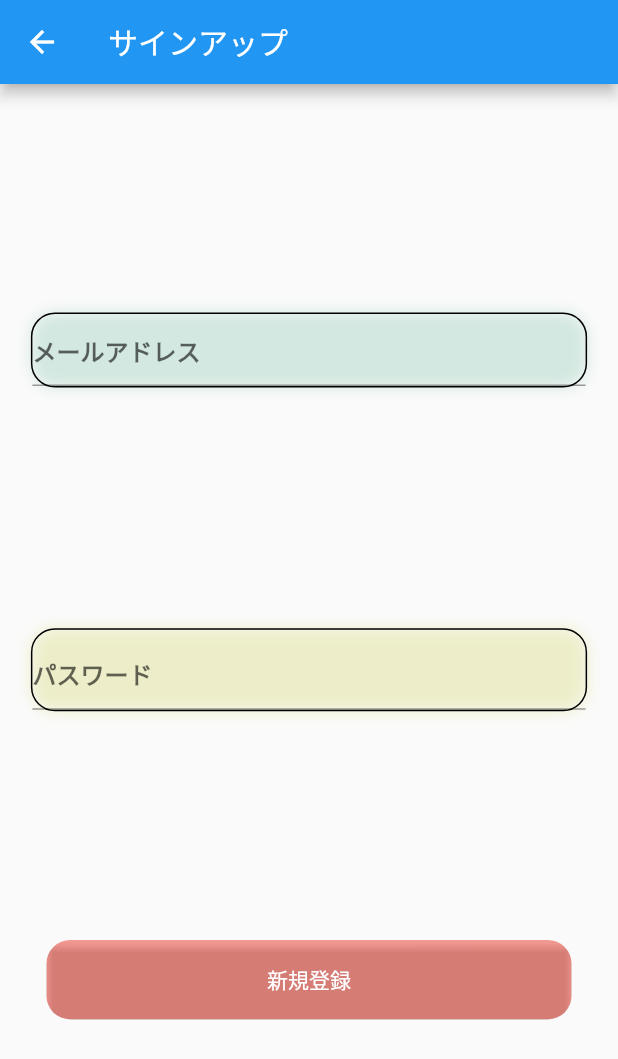
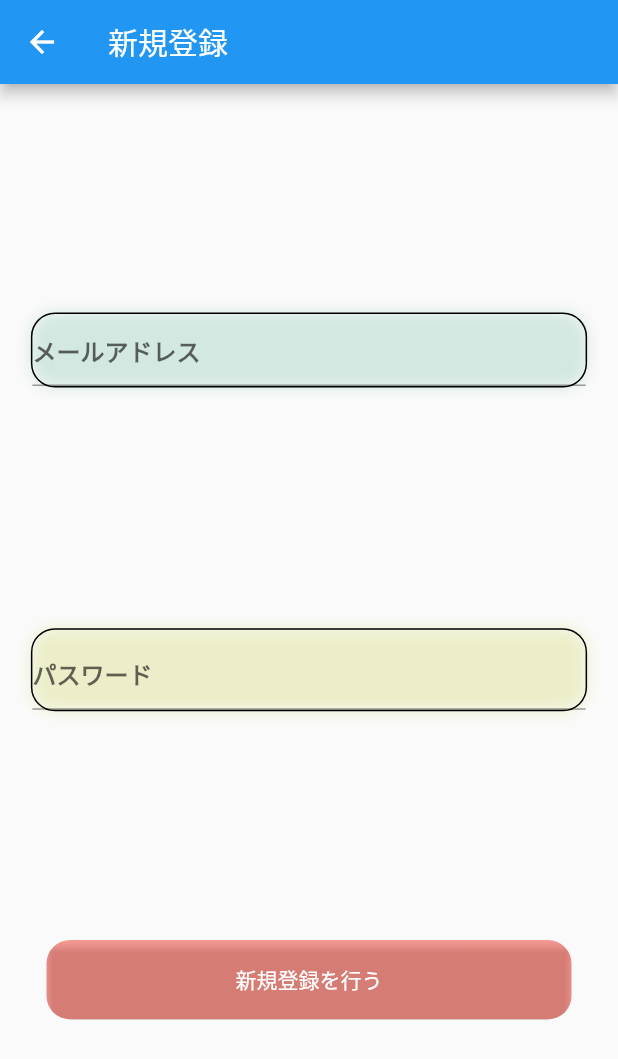
Before and after one commit to kaka0913/udemy_sns, a Flutter app: the SignupPage screen opened directly, on a phone screen of 412 x 824 dp. Shown: the top 1059 px of the screen. Run offline on Flutter 3.47's test engine with Material 2 defaults, Android fonts, the light colour scheme and no system bars; our stand-ins replace cloud_firestore, firebase_auth, firebase_core, flutter_riverpod, freezed_annotation; accounts and stored records are empty.

Commit message:
~63 変数をファイルに集約

```diff
--- /dev/null
+++ b/lib/constants/strings.dart
@@ -0,0 +1,14 @@
+// titles
+const String appTitle = "SNS";
+const String signupTitle = "新規登録";
+const String loginTitle = "ログイン";
+// texts
+const String mailAddressText = "メールアドレス";
+const String passwordText = "パスワード";
+const String signupText = "新規登録を行う";
+const String loginText = "ログインする";
+const String logoutText = "ログアウトを行う";
+// FieldKey
+const String usersFieldKey = "users";
+// message
+const String userCreatedMsg = "ユーザーが作成できました";
--- a/lib/details/rounded_password_field.dart
+++ b/lib/details/rounded_password_field.dart
@@ -1,6 +1,8 @@
 // flutter
 import 'package:flutter/material.dart';
 import 'package:udemy_flutter_sns/details/text_field_container.dart';
+// constants
+import 'package:udemy_flutter_sns/constants/strings.dart';
 
 class RoundedPasswordField extends StatelessWidget {
 
@@ -35,7 +37,7 @@ class RoundedPasswordField extends StatelessWidget {
             onTap: toggleObscureText,
             child: obscureText ? const Icon(Icons.visibility_off) : const Icon(Icons.visibility),
           ),
-          hintText: "パスワード",
+          hintText: passwordText,
           hintStyle: const TextStyle(fontWeight: FontWeight.bold),
         ),
       ),
--- a/lib/models/signup_model.dart
+++ b/lib/models/signup_model.dart
@@ -4,6 +4,7 @@ import 'package:flutter/material.dart';
 import 'package:firebase_auth/firebase_auth.dart';
 import 'package:cloud_firestore/cloud_firestore.dart';
 import 'package:flutter_riverpod/flutter_riverpod.dart';
+import 'package:udemy_flutter_sns/constants/strings.dart';
 // domain
 import 'package:udemy_flutter_sns/domain/firestore_user/firestore_user.dart';
 
@@ -30,8 +31,8 @@ class SignupModel extends ChangeNotifier {
       userName: "Alice",
     );
     final Map<String,dynamic> userData = firestoreUser.toJson();
-    await FirebaseFirestore.instance.collection("users").doc(uid).set(userData);
-    ScaffoldMessenger.of(context).showSnackBar(SnackBar(content: Text('ユーザーが作成できました')));
+    await FirebaseFirestore.instance.collection(usersFieldKey).doc(uid).set(userData);
+    ScaffoldMessenger.of(context).showSnackBar(SnackBar(content: Text(userCreatedMsg)));
     notifyListeners();
   }
 
--- a/lib/views/login_page.dart
+++ b/lib/views/login_page.dart
@@ -9,6 +9,8 @@ import 'package:udemy_flutter_sns/details/rounded_button.dart';
 // model
 import 'package:udemy_flutter_sns/models/login_model.dart';
 import 'package:udemy_flutter_sns/models/main_model.dart';
+// constants
+import 'package:udemy_flutter_sns/constants/strings.dart';
 
 class LoginPage extends ConsumerWidget {
   const LoginPage({
@@ -24,7 +26,7 @@ class LoginPage extends ConsumerWidget {
     final TextEditingController passwordEditingController = TextEditingController(text: loginModel.password);
     return Scaffold(
       appBar: AppBar(
-        title: const Text("ログイン"),
+        title: const Text(loginTitle),
       ),
       body: Column(
         mainAxisAlignment: MainAxisAlignment.spaceEvenly,
@@ -35,7 +37,7 @@ class LoginPage extends ConsumerWidget {
             onChanged: (text) => loginModel.email = text,
             borderColor: Colors.black,
             shadowColor: Colors.red.withOpacity(0.3),
-            hintText: "メールアドレス",
+            hintText: mailAddressText
           ),
           RoundedPasswordField(
             onChanged: (text) => loginModel.password = text,
@@ -49,7 +51,7 @@ class LoginPage extends ConsumerWidget {
             onPressed: () async => await loginModel.login(context: context,mainModel: mainModel),
             widthRate: 0.85,
             color: Colors.green,
-            text: "ログイン"
+            text: loginText
           ),
         ],
       ),
--- a/lib/views/signup_page.dart
+++ b/lib/views/signup_page.dart
@@ -2,6 +2,8 @@
 import 'package:flutter/material.dart';
 // packages
 import 'package:flutter_riverpod/flutter_riverpod.dart';
+// constants
+import 'package:udemy_flutter_sns/constants/strings.dart';
 // components
 import 'package:udemy_flutter_sns/details/rounded_text_field.dart';
 import 'package:udemy_flutter_sns/details/rounded_password_field.dart';
@@ -18,7 +20,7 @@ class SignupPage extends ConsumerWidget {
     final TextEditingController passwordEditingController = TextEditingController(text: signupModel.password);
     return Scaffold(
       appBar: AppBar(
-        title: const Text("サインアップ"),
+        title: const Text(signupTitle),
       ),
       body: Column(
         mainAxisAlignment: MainAxisAlignment.spaceEvenly,
@@ -29,7 +31,7 @@ class SignupPage extends ConsumerWidget {
             onChanged: (text) => signupModel.email = text,
             borderColor: Colors.black,
             shadowColor: const Color(0xFF77BFA3).withOpacity(0.3),
-            hintText: "メールアドレス"
+            hintText: mailAddressText
           ),
           RoundedPasswordField(
             onChanged: (text) => signupModel.password = text,
@@ -43,7 +45,7 @@ class SignupPage extends ConsumerWidget {
             onPressed: () async => await signupModel.createUser(context: context),
             widthRate: 0.85,
             color: Colors.red.withOpacity(0.5),
-            text: "新規登録"
+            text: signupText
           )
         ],
       ),
```
Also changed, not shown: lib/main.dart (+9 -9 lines), lib/constants/colors.dart (added), lib/constants/doubles.dart (added), lib/constants/enums.dart (added), lib/constants/inits.dart (added), lib/constants/maps.dart (added), lib/constants/others.dart (added), lib/constants/voids.dart (added), lib/constants/widgets.dart (added).
